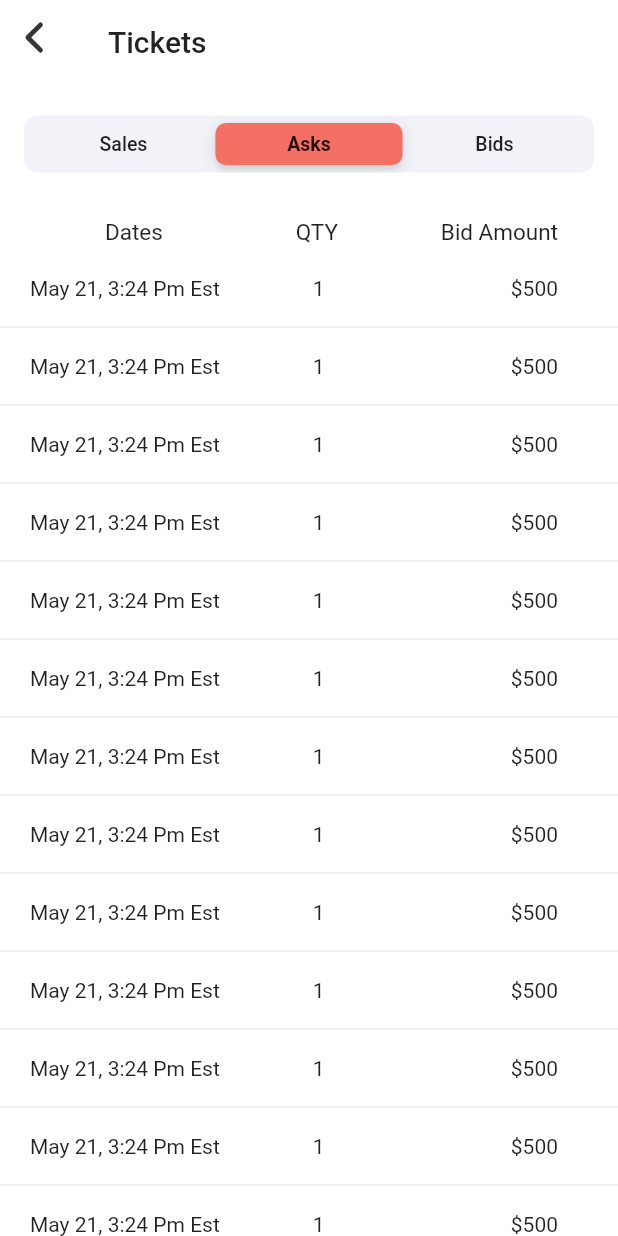
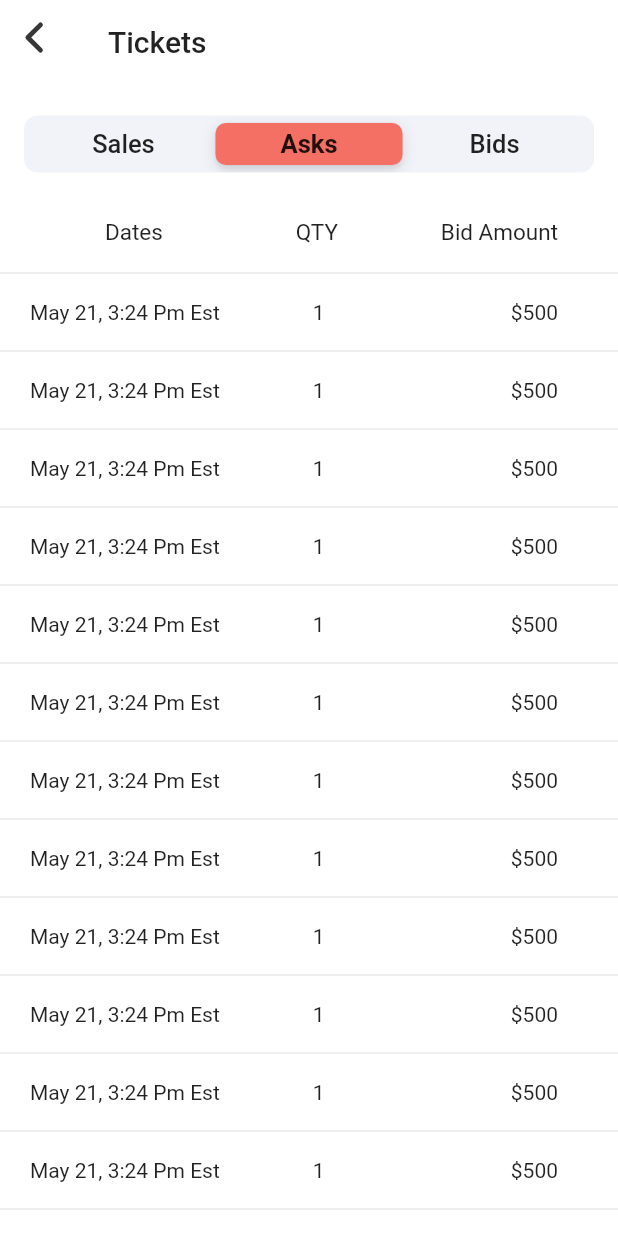
Before and after one commit to solaymanrana786/flutter-UI-practice, a Flutter app: the screen it shows after launch, on a phone screen of 412 x 824 dp. Run offline on Flutter 3.47's test engine with Material 2 defaults, Android fonts, the phone set to English and light mode, and no system bars; our stand-ins replace flutter_svg.

Commit message:
Design tickects page Done

```diff
--- a/lib/SegmentedControl.dart
+++ b/lib/SegmentedControl.dart
@@ -20,12 +20,18 @@ class _SegmentedControlState extends State<SegmentedControl> {
           backgroundColor: Color.fromRGBO(242, 243, 248, 1),
           thumbColor: Color.fromRGBO(244, 112, 101, 1),
           children: const <int, Widget>{
-            0: Padding(
-              padding: EdgeInsets.all(5),
-              child: Text('Sales'),
+            0: Text(
+              'Sales',
+              style: TextStyle(fontSize: 17),
             ),
-            1: Text('Asks'),
-            2: Text('Bids')
+            1: Text(
+              'Asks',
+              style: TextStyle(fontSize: 17),
+            ),
+            2: Text(
+              'Bids',
+              style: TextStyle(fontSize: 17),
+            )
           },
           onValueChanged: (value) {
             setState(() {
--- a/lib/TicketListPage.dart
+++ b/lib/TicketListPage.dart
@@ -161,6 +161,7 @@ Widget _myListView(BuildContext context) {
 Column list(
     List<String> dates, int index, List<String> qty, List<String> amount) {
   return Column(children: <Widget>[
+    Divider(),
     Container(
         padding: EdgeInsets.only(left: 20.0, right: 40, top: 10, bottom: 10),
         child: Row(
@@ -175,6 +176,6 @@ Column list(
             Text(amount[index])
           ],
         )),
-    Divider(),
+    // Divider(),
   ]);
 }
```
